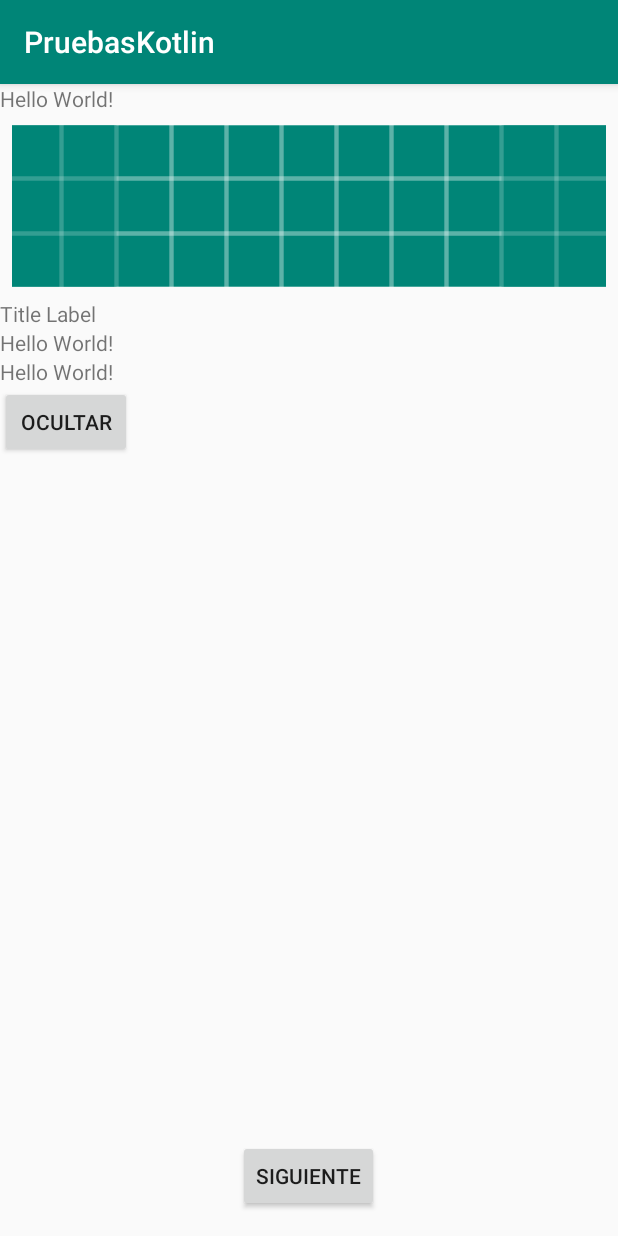
After one commit to PedroJaen/PruebasKotlin, an Android app: the FExtensionActivity screen opened directly, with no data from a screen before it, on a phone screen of 412 x 824 dp. The commit adds this screen. Run offline under Robolectric (Android 15) with nearby library versions, the phone set to English and light mode, and no system bars; our stand-ins replace Picasso; pictures from the network do not load.

Commit message:
funciones extension funciona (menos picasso)

```diff
--- a/app/build.gradle
+++ b/app/build.gradle
@@ -25,7 +25,7 @@ android {
 
 dependencies {
     implementation fileTree(dir: 'libs', include: ['*.jar'])
-    implementation"org.jetbrains.kotlin:kotlin-stdlib-jdk7:$kotlin_version"
+    implementation "org.jetbrains.kotlin:kotlin-stdlib-jdk7:$kotlin_version"
     implementation 'androidx.appcompat:appcompat:1.0.2'
     implementation 'androidx.core:core-ktx:1.0.2'
     implementation 'androidx.constraintlayout:constraintlayout:1.1.3'
@@ -34,4 +34,8 @@ dependencies {
     androidTestImplementation 'androidx.test.espresso:espresso-core:3.1.1'
     implementation 'androidx.recyclerview:recyclerview:1.0.0'
     implementation 'androidx.cardview:cardview:1.0.0'
+    //picasso antiguo .with(context)
+    implementation 'com.squareup.picasso:picasso:2.5.2'
+    //picasso nuevo .get()
+    //implementation 'com.squareup.picasso:picasso:2.71828'
 }
--- a/app/src/main/AndroidManifest.xml
+++ b/app/src/main/AndroidManifest.xml
@@ -9,6 +9,7 @@
         android:roundIcon="@mipmap/ic_launcher_round"
         android:supportsRtl="true"
         android:theme="@style/AppTheme">
+        <activity android:name=".Activity.FExtensionActivity"></activity>
         <activity android:name=".Activity.MainActivity">
             <intent-filter>
                 <action android:name="android.intent.action.MAIN" />
--- /dev/null
+++ b/app/src/main/java/com/nagasia/pruebaskotlin/Activity/FExtensionActivity.kt
@@ -0,0 +1,50 @@
+package com.nagasia.pruebaskotlin.Activity
+
+import android.content.Intent
+import androidx.appcompat.app.AppCompatActivity
+import android.os.Bundle
+import android.view.View
+import android.widget.Button
+import android.widget.ImageView
+import android.widget.TextView
+import com.nagasia.pruebaskotlin.R
+import com.nagasia.pruebaskotlin.extension.*
+import com.squareup.picasso.Picasso
+import kotlinx.android.synthetic.main.activity_fextension.*
+
+class FExtensionActivity : AppCompatActivity() {
+
+    var titleLabel:Lazy<TextView> = bindView(R.id.main__title_label)
+    var btn:Lazy<Button> = bindView(R.id.main__btn)
+    var image:Lazy<ImageView> = bindView(R.id.main__icon)
+
+    var titleLabelList: List<Lazy<TextView>> = bindViews(intArrayOf(
+        R.id.main__label_to_hide1,
+        R.id.main__label_to_hide2
+    ))
+
+    override fun onCreate(savedInstanceState: Bundle?) {
+        super.onCreate(savedInstanceState)
+        setContentView(R.layout.activity_fextension)
+
+        //image.value.loadUrl("https://www.linuxadictos.com/wp-content/uploads/openwebinars-logo.jpg")
+        image.value.setImageResource(R.drawable.ic_launcher_background)
+        titleLabel.value.setTextAndHideViewIfIsNeeded("Title Label")
+
+        btn.value.setOnClickListener{
+            titleLabelList.map {
+                it.value.hide()
+            }
+        }
+
+        showToast("hola",500)
+
+        button2.text="siguiente"
+        button2.setOnClickListener{
+            val intent= Intent(this,FExtensionActivity::class.java)
+            startActivity(intent)
+        }
+
+
+    }
+}
--- a/app/src/main/java/com/nagasia/pruebaskotlin/Activity/MainActivity.kt
+++ b/app/src/main/java/com/nagasia/pruebaskotlin/Activity/MainActivity.kt
@@ -1,5 +1,6 @@
 package com.nagasia.pruebaskotlin.Activity
 
+import android.content.Intent
 import androidx.appcompat.app.AppCompatActivity
 import android.os.Bundle
 import android.widget.LinearLayout
@@ -20,7 +21,12 @@ class MainActivity : AppCompatActivity() {
         setContentView(R.layout.activity_main)
 
         label.text="hola mundo 2!"
-        button.text="Boton de prueba"
+        button1.text="Funciones de extension"
+
+        button1.setOnClickListener{
+            val intent=Intent(this,FExtensionActivity::class.java)
+            startActivity(intent)
+        }
 
         initCarList()
 
--- /dev/null
+++ b/app/src/main/java/com/nagasia/pruebaskotlin/extension/ActivityExtension.kt
@@ -0,0 +1,19 @@
+package com.nagasia.pruebaskotlin.extension
+
+import android.app.Activity
+import android.view.View
+import android.widget.Toast
+import androidx.annotation.IdRes
+
+
+fun <T : View> Activity.bindView(@IdRes res: Int): Lazy<T> {
+    return lazy(LazyThreadSafetyMode.NONE) { findViewById<T>(res) }
+}
+
+fun <T : View> Activity.bindViews(@IdRes resList: IntArray): List<Lazy<T>> {
+    return resList.map { bindView<T>(it) }.toList()
+}
+
+fun Activity.showToast(text: String, duration: Int = Toast.LENGTH_SHORT) {
+    Toast.makeText(this, text, duration).show()
+}
--- /dev/null
+++ b/app/src/main/java/com/nagasia/pruebaskotlin/extension/ViewExtension.kt
@@ -0,0 +1,39 @@
+package com.nagasia.pruebaskotlin.extension
+
+import android.text.TextUtils
+import android.view.View
+import android.widget.ImageView
+import android.widget.TextView
+import androidx.recyclerview.widget.RecyclerView
+import com.squareup.picasso.Picasso
+
+fun View.isVisible() : Boolean {
+    return this.visibility == View.VISIBLE
+}
+
+fun TextView.setTextAndHideViewIfIsNeeded(text: String) {
+    if (!TextUtils.isEmpty(text)) {
+        this.text = text
+        this.visibility = View.VISIBLE
+    } else {
+        this.text = ""
+        this.visibility = View.GONE
+    }
+}
+
+fun ImageView.loadUrl(url: String) {
+    Picasso.with(this.context).load(url).into(this)
+}
+
+fun RecyclerView.setUp(layoutManager: RecyclerView.LayoutManager,
+                       adapter: RecyclerView.Adapter<RecyclerView.ViewHolder>) {
+    this.layoutManager = layoutManager
+    this.adapter = adapter
+}
+
+fun View.hide(){
+    when(this.visibility){
+        View.GONE -> this.visibility=View.VISIBLE
+        View.VISIBLE -> this.visibility=View.GONE
+    }
+}
--- /dev/null
+++ b/app/src/main/res/layout/activity_fextension.xml
@@ -0,0 +1,65 @@
+<?xml version="1.0" encoding="utf-8"?>
+<LinearLayout
+    xmlns:android="http://schemas.android.com/apk/res/android"
+    xmlns:app="http://schemas.android.com/apk/res-auto"
+    xmlns:tools="http://schemas.android.com/tools"
+    android:layout_width="match_parent"
+    android:layout_height="match_parent"
+    android:orientation="vertical"
+    tools:context=".Activity.FExtensionActivity">
+
+    <LinearLayout
+        android:layout_width="match_parent"
+        android:layout_height="0dp"
+        android:layout_weight="1"
+        android:animateLayoutChanges="true"
+        android:orientation="vertical">
+
+        <TextView
+            android:layout_width="wrap_content"
+            android:layout_height="wrap_content"
+            android:text="Hello World!" />
+
+        <ImageView
+            android:id="@+id/main__icon"
+            android:layout_width="match_parent"
+            android:layout_height="wrap_content"
+            android:layout_margin="8dp"
+            android:contentDescription="@null"
+            android:scaleType="centerCrop" />
+
+        <TextView
+            android:id="@+id/main__title_label"
+            android:layout_width="wrap_content"
+            android:layout_height="wrap_content"
+            android:text="Hello World!" />
+
+        <TextView
+            android:id="@+id/main__label_to_hide1"
+            android:layout_width="wrap_content"
+            android:layout_height="wrap_content"
+            android:text="Hello World!" />
+
+        <TextView
+            android:id="@+id/main__label_to_hide2"
+            android:layout_width="wrap_content"
+            android:layout_height="wrap_content"
+            android:text="Hello World!" />
+
+        <Button
+            android:id="@+id/main__btn"
+            android:layout_width="wrap_content"
+            android:layout_height="wrap_content"
+            android:text="Ocultar" />
+
+    </LinearLayout>
+
+    <Button
+        android:id="@+id/button2"
+        android:layout_width="wrap_content"
+        android:layout_height="wrap_content"
+        android:layout_marginBottom="16dp"
+        android:layout_gravity="center_horizontal"
+        />
+
+</LinearLayout>
--- a/app/src/main/res/layout/activity_main.xml
+++ b/app/src/main/res/layout/activity_main.xml
@@ -22,7 +22,7 @@
         android:layout_height="0dp"
         app:layout_constraintVertical_weight="1"
         app:layout_constraintTop_toBottomOf="@id/label"
-        app:layout_constraintBottom_toTopOf="@id/button"
+        app:layout_constraintBottom_toTopOf="@id/button1"
         android:layout_marginBottom="8dp"
         android:layout_marginTop="8dp">
 
@@ -35,7 +35,7 @@
     </LinearLayout>
 
     <Button
-        android:id="@+id/button"
+        android:id="@+id/button1"
         android:layout_width="wrap_content"
         android:layout_height="wrap_content"
         app:layout_constraintBottom_toBottomOf="parent"
```
